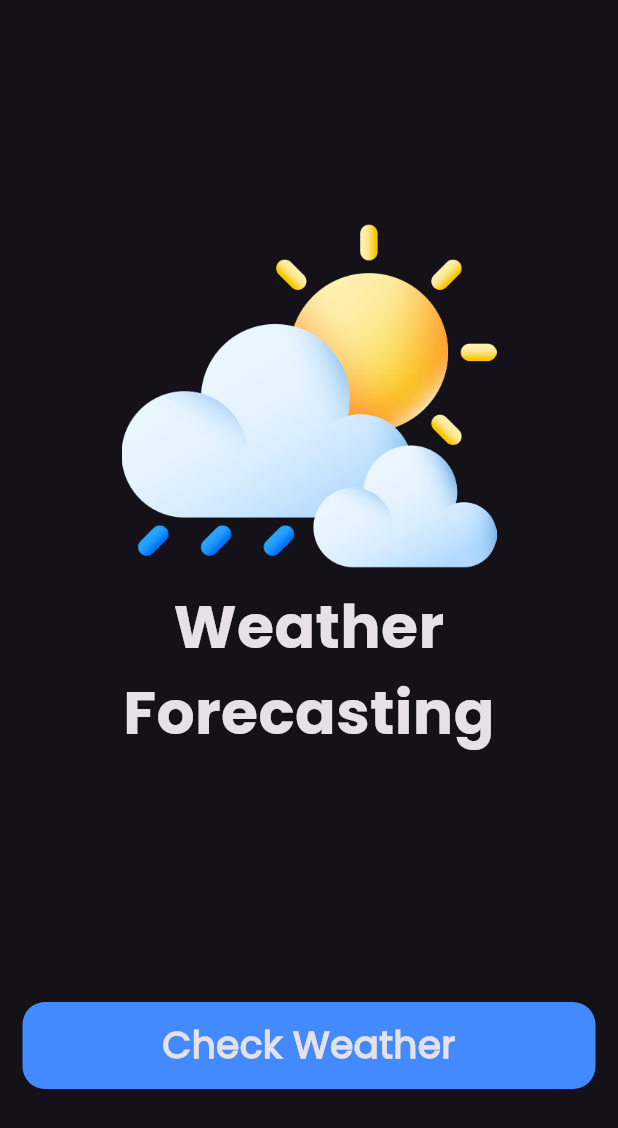
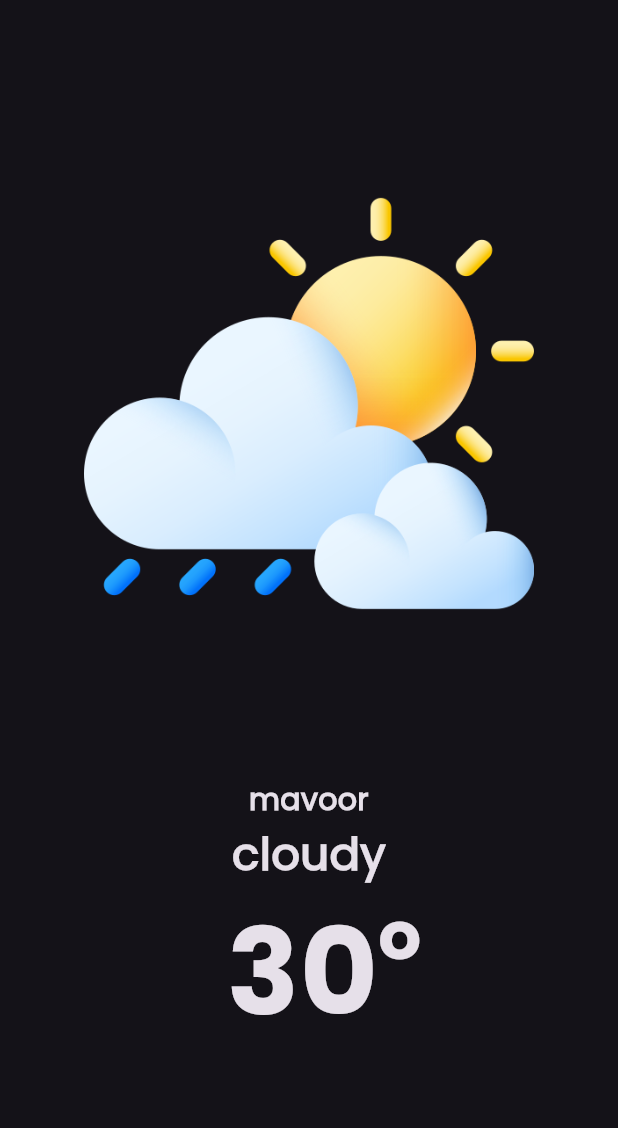
Before and after one commit to jasalhamsak/Weather-App, a Flutter app: the screen it shows after launch, after a tap on "Check Weather", on a phone screen of 412 x 824 dp. Shown: the top 1128 px of the screen. Run offline on Flutter 3.47's test engine with Material 3 defaults, Android fonts, the phone set to English and light mode, and no system bars; our stand-ins replace geolocator.

Commit message:
third commit

```diff
--- /dev/null
+++ b/lib/Components/components.dart
@@ -0,0 +1,55 @@
+import 'dart:convert';
+import 'package:flutter/cupertino.dart';
+import 'package:geolocator/geolocator.dart';
+import 'package:http/http.dart'as http;
+
+const apiKey ="a103d75c8cab9d4db0ace3461cfa884a";
+
+class Location{
+  late double latitude;
+  late double longitude;
+
+ Future <void> getCurrentLocation()async{
+    await Geolocator.checkPermission();
+    await Geolocator.requestPermission();
+    try {
+      Position position = await Geolocator.getCurrentPosition();
+      latitude =position.latitude;
+      longitude =position.longitude;
+    }
+    catch(e){
+      print(e);
+    }
+  }
+}
+
+var latitude;
+var longitude;
+
+void getLocation()async{
+  Location location=Location();
+  await location.getCurrentLocation();
+  latitude = location.latitude;
+  longitude = location.longitude;
+  getdata();
+}
+
+
+
+void getdata()async{
+  http.Response response=await http.get(Uri.parse('https://api.openweathermap.org/data/2.5/weather?lat=$latitude&lon=$longitude&appid=$apiKey'));
+  if(response.statusCode==200){
+    var data =response.body;
+
+    var weather = jsonDecode(data)['weather'][0]['main'];
+    var temprature = jsonDecode(data)['main']['temp'];
+    var city = jsonDecode(data)['name'];
+
+    print(weather);
+    print(temprature);
+    print(city);
+  }
+  else{
+    print(response.statusCode);
+  }
+}
--- a/lib/Presentation/MainScreen/MainScreen.dart
+++ b/lib/Presentation/MainScreen/MainScreen.dart
@@ -1,15 +1,13 @@
 import 'package:flutter/material.dart';
-import 'package:geolocator/geolocator.dart';
+import 'package:http/http.dart'as http;
+import 'package:weather_app/Presentation/weather%20Page/weatherPage.dart';
+import '../../Components/components.dart';
+import 'dart:convert';
+
+
 
 class Mainscreen extends StatelessWidget {
-  const Mainscreen({super.key});
-
-  void getlocation()async{
-    await Geolocator.checkPermission();
-   await Geolocator.requestPermission();
-    Position? position = await Geolocator.getLastKnownPosition();
-    print(position);
-  }
+  Mainscreen({super.key});
 
   @override
   Widget build(BuildContext context) {
@@ -35,16 +33,17 @@ class Mainscreen extends StatelessWidget {
             height: 150,
           ),
           GestureDetector(
-            onTap: (){
-              getlocation();
+            onTap: () {
+              getLocation();
+              Navigator.of(context).push(MaterialPageRoute(builder: (context) => weatherPage(),));
             },
             child: Container(
               margin: EdgeInsets.all(15),
               padding: EdgeInsets.all(10),
               height: 58,
               decoration: BoxDecoration(
-                borderRadius: BorderRadius.circular(15),
-                color: Colors.blueAccent
+                  borderRadius: BorderRadius.circular(15),
+                  color: Colors.blueAccent
               ),
               child: Text("Check Weather",
                 textAlign: TextAlign.center,
--- /dev/null
+++ b/lib/Presentation/weather Page/weatherPage.dart
@@ -0,0 +1,69 @@
+import 'package:flutter/material.dart';
+
+class weatherPage extends StatefulWidget {
+  const weatherPage({super.key});
+
+  @override
+  State<weatherPage> createState() => _weatherPageState();
+}
+
+class _weatherPageState extends State<weatherPage> {
+
+  @override
+  Widget build(BuildContext context) {
+    return Scaffold(
+      body: Column(
+        mainAxisAlignment: MainAxisAlignment.center,
+        crossAxisAlignment: CrossAxisAlignment.stretch,
+        children: [
+          Image.asset("assets/weather.png",height: 300,),
+        SizedBox(height: 100,),
+          Text(
+            "mavoor",
+            textAlign: TextAlign.center,
+            style: TextStyle(
+                fontSize: 20,
+                fontWeight: FontWeight.bold,
+                fontFamily: 'Poppins Regular'),
+          ),
+        Text(
+          "cloudy",
+          textAlign: TextAlign.center,
+          style: TextStyle(
+              fontSize: 30,
+              fontWeight: FontWeight.bold,
+              fontFamily: 'Poppins Regular'),
+        ),
+          Padding(
+            padding: const EdgeInsets.only(left: 20.0),
+            child: Row(
+              mainAxisAlignment: MainAxisAlignment.center,
+              children: [
+                Text(
+                  "30",
+                  textAlign: TextAlign.center,
+                  style: TextStyle(
+                      fontSize: 80,
+                      fontWeight: FontWeight.bold,
+                      fontFamily: 'Poppins Bold'),
+                ),
+                Padding(
+                  padding: const EdgeInsets.only(bottom: 50.0),
+                  child: Text(
+                    "o",
+                    textAlign: TextAlign.center,
+                    style: TextStyle(
+                        fontSize: 45,
+                        fontWeight: FontWeight.bold,
+                        fontFamily: 'Poppins Bold'),
+                  ),
+                ),
+              ],
+            ),
+          ),
+
+        ],
+      ),
+    );
+  }
+}
--- a/pubspec.yaml
+++ b/pubspec.yaml
@@ -32,6 +32,7 @@ dependencies:
     sdk: flutter
   cupertino_icons: ^1.0.8
   geolocator: ^13.0.3
+  http: ^1.3.0
 
 dev_dependencies:
   flutter_test:
```
Also changed, not shown: pubspec.lock.
